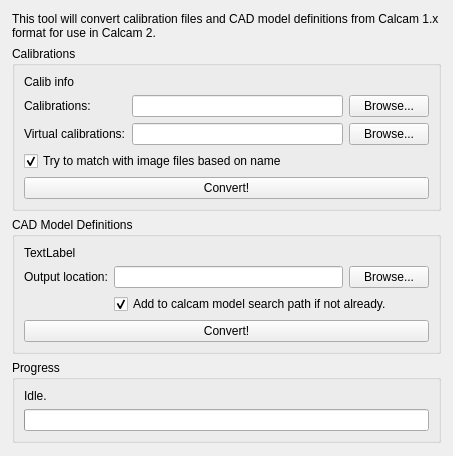
The window that calcam1_file_converter/convert_files.ui (euratom-software/calcam) describes before a commit, drawn with Qt 5.
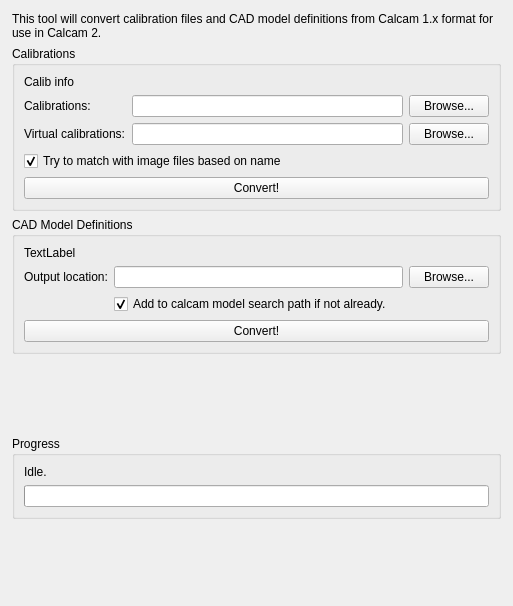
The same window after the commit.

What changed in the file:
```diff
--- a/calcam1_file_converter/convert_files.ui
+++ b/calcam1_file_converter/convert_files.ui
@@ -6,8 +6,8 @@
    <rect>
     <x>0</x>
     <y>0</y>
-    <width>453</width>
-    <height>456</height>
+    <width>513</width>
+    <height>606</height>
    </rect>
   </property>
   <property name="windowTitle">
@@ -27,6 +27,19 @@
     <property name="bottomMargin">
      <number>12</number>
     </property>
+    <item row="6" column="0">
+     <spacer name="verticalSpacer">
+      <property name="orientation">
+       <enum>Qt::Vertical</enum>
+      </property>
+      <property name="sizeHint" stdset="0">
+       <size>
+        <width>20</width>
+        <height>40</height>
+       </size>
+      </property>
+     </spacer>
+    </item>
     <item row="0" column="0">
      <widget class="QLabel" name="label">
       <property name="text">
@@ -161,19 +174,6 @@
      </widget>
     </item>
     <item row="5" column="0">
-     <spacer name="verticalSpacer">
-      <property name="orientation">
-       <enum>Qt::Vertical</enum>
-      </property>
-      <property name="sizeHint" stdset="0">
-       <size>
-        <width>20</width>
-        <height>40</height>
-       </size>
-      </property>
-     </spacer>
-    </item>
-    <item row="4" column="0">
      <widget class="QGroupBox" name="groupBox_3">
       <property name="title">
        <string>Progress</string>
@@ -199,6 +199,19 @@
       </layout>
      </widget>
     </item>
+    <item row="4" column="0">
+     <spacer name="verticalSpacer_2">
+      <property name="orientation">
+       <enum>Qt::Vertical</enum>
+      </property>
+      <property name="sizeHint" stdset="0">
+       <size>
+        <width>20</width>
+        <height>40</height>
+       </size>
+      </property>
+     </spacer>
+    </item>
    </layout>
   </widget>
  </widget>
```
